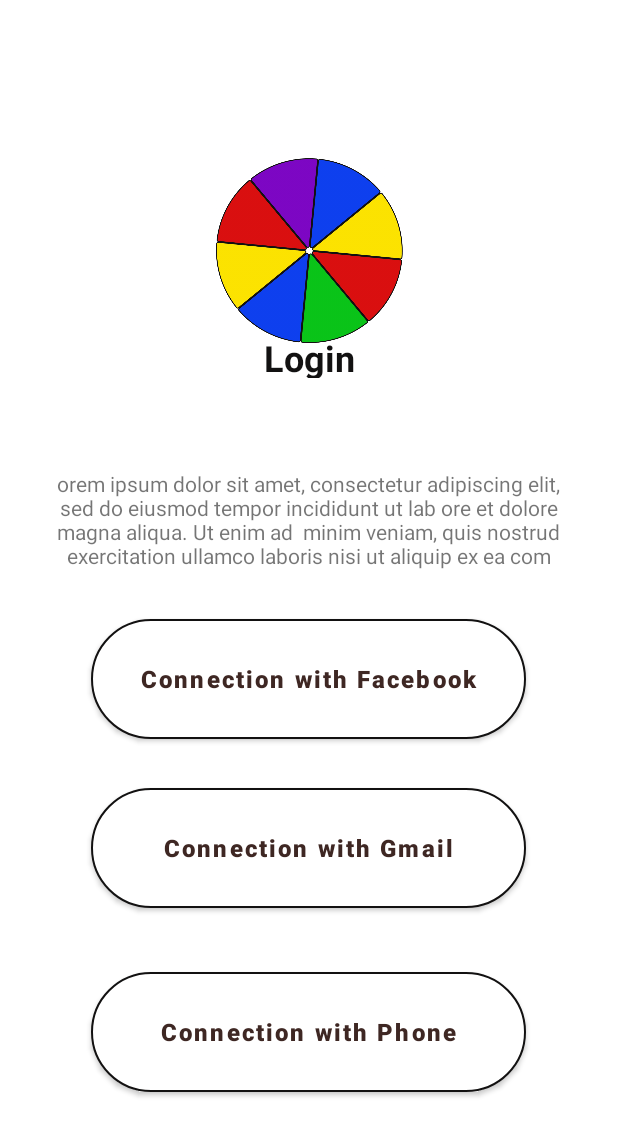
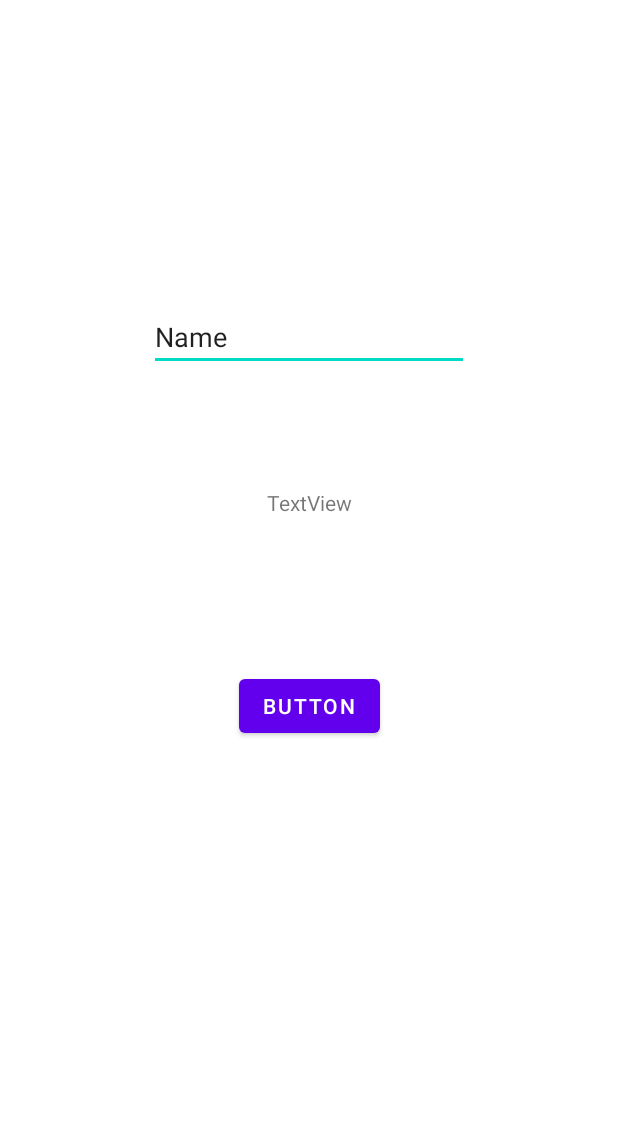
Before and after one commit to FranzGuanaco/Wheeler, an Android app: the Login screen opened directly, with no data from a screen before it, on a phone screen of 412 x 824 dp. Shown: the top 1136 px of the screen. Run offline under Robolectric (Android 15) with nearby library versions, the phone set to English and light mode, and no system bars.

Commit message:
login without gmail/fb/phone

```diff
--- a/app/build.gradle
+++ b/app/build.gradle
@@ -45,4 +45,6 @@ dependencies {
     testImplementation 'junit:junit:4.13.2'
     androidTestImplementation 'androidx.test.ext:junit:1.1.3'
     androidTestImplementation 'androidx.test.espresso:espresso-core:3.4.0'
+    implementation 'com.google.android.gms:play-services-auth:20.4.0'
+
 }
--- a/app/src/main/AndroidManifest.xml
+++ b/app/src/main/AndroidManifest.xml
@@ -2,7 +2,7 @@
 <manifest xmlns:android="http://schemas.android.com/apk/res/android"
     xmlns:tools="http://schemas.android.com/tools"
     package="com.example.draft" >
-
+<uses-permission android:name="android.permission.INTERNET"></uses-permission>
     <application
         android:allowBackup="true"
         android:dataExtractionRules="@xml/data_extraction_rules"
--- a/app/src/main/java/com/order/Login.kt
+++ b/app/src/main/java/com/order/Login.kt
@@ -2,6 +2,9 @@ package com.order
 
 import android.content.Intent
 import android.os.Bundle
+import android.widget.Button
+import android.widget.EditText
+import android.widget.TextView
 import androidx.appcompat.app.AppCompatActivity
 import com.example.draft.R
 
@@ -10,10 +13,23 @@ class Login: AppCompatActivity() {
 
     override fun onCreate(savedInstanceState: Bundle?) {
         super.onCreate(savedInstanceState)
-        setContentView(R.layout.login)
+        setContentView(R.layout.classiclogin)
 
-        val intent = intent
-        }
+        var password = findViewById<EditText>(R.id.Password)
+        var name = findViewById<TextView>(R.id.textView4)
+        var validation = findViewById<Button>(R.id.validationBt)
 
+        validation.setOnClickListener(){
 
+            var user = name
+            var entered = password.text.toString()
+            DisplayAndSave(entered, user);
+
+        }}
+
+    private fun DisplayAndSave(entered: String, user: TextView) {
+
+        user.setText(entered);
+
+    }
 }
--- /dev/null
+++ b/app/src/main/res/layout/classiclogin.xml
@@ -0,0 +1,41 @@
+<?xml version="1.0" encoding="utf-8"?>
+<androidx.constraintlayout.widget.ConstraintLayout xmlns:android="http://schemas.android.com/apk/res/android"
+    xmlns:app="http://schemas.android.com/apk/res-auto"
+    xmlns:tools="http://schemas.android.com/tools"
+    android:layout_width="match_parent"
+    android:layout_height="match_parent">
+
+    <EditText
+        android:id="@+id/Password"
+        android:layout_width="wrap_content"
+        android:layout_height="wrap_content"
+        android:layout_marginTop="202dp"
+        android:ems="10"
+        android:inputType="textPersonName"
+        android:text="Name"
+        app:layout_constraintEnd_toEndOf="parent"
+        app:layout_constraintStart_toStartOf="parent"
+        app:layout_constraintTop_toTopOf="parent" />
+
+    <Button
+        android:id="@+id/validationBt"
+        android:layout_width="wrap_content"
+        android:layout_height="wrap_content"
+        android:layout_marginTop="102dp"
+        android:text="Button"
+        app:layout_constraintEnd_toEndOf="parent"
+        app:layout_constraintStart_toStartOf="parent"
+        app:layout_constraintTop_toBottomOf="@+id/textView4" />
+
+    <TextView
+        android:id="@+id/textView4"
+        android:layout_width="wrap_content"
+        android:layout_height="wrap_content"
+        android:layout_marginTop="78dp"
+        android:text="TextView"
+        app:layout_constraintEnd_toEndOf="parent"
+        app:layout_constraintStart_toStartOf="parent"
+        app:layout_constraintTop_toBottomOf="@+id/Password" />
+
+
+</androidx.constraintlayout.widget.ConstraintLayout>
--- a/app/src/main/res/layout/create_account.xml
+++ b/app/src/main/res/layout/create_account.xml
@@ -23,7 +23,7 @@
     <Button
         android:id="@+id/buttonMail"
         android:layout_width="290dp"
-        android:layout_height="80dp"
+        android:layout_height="70dp"
         android:layout_marginBottom="300dp"
         android:background="@drawable/button_style"
         android:text="Connection with Gmail"
@@ -40,7 +40,7 @@
     <Button
         android:id="@+id/buttonFb"
         android:layout_width="290dp"
-        android:layout_height="80dp"
+        android:layout_height="70dp"
         android:layout_marginBottom="400dp"
         android:background="@drawable/button_style"
         android:text="Connection with Fb"
@@ -57,7 +57,7 @@
     <Button
         android:id="@+id/buttonPhone"
         android:layout_width="290dp"
-        android:layout_height="80dp"
+        android:layout_height="70dp"
         android:layout_marginBottom="504dp"
         android:background="@drawable/button_style"
         android:text="Connection with Phone"
--- a/app/src/main/res/layout/login.xml
+++ b/app/src/main/res/layout/login.xml
@@ -19,7 +19,7 @@
         android:id="@+id/textView5"
         android:layout_width="100dp"
         android:layout_height="30dp"
-        android:layout_marginBottom="572dp"
+        android:layout_marginBottom="464dp"
         android:gravity="center"
         android:text="Login"
         android:textColor="@color/black"
@@ -27,6 +27,7 @@
         android:textStyle="bold"
         app:layout_constraintBottom_toBottomOf="parent"
         app:layout_constraintEnd_toEndOf="parent"
+        app:layout_constraintHorizontal_bias="0.498"
         app:layout_constraintStart_toStartOf="parent" />
 
     <TextView
@@ -51,7 +52,7 @@ ullamco laboris nisi ut aliquip ex ea com"
     <Button
         android:id="@+id/button7"
         android:layout_width="290dp"
-        android:layout_height="80dp"
+        android:layout_height="70dp"
         android:layout_marginBottom="26dp"
         android:background="@drawable/button_style"
         android:text="Connection with Facebook"
@@ -69,7 +70,7 @@ ullamco laboris nisi ut aliquip ex ea com"
     <Button
         android:id="@+id/button2"
         android:layout_width="290dp"
-        android:layout_height="80dp"
+        android:layout_height="70dp"
         android:layout_marginBottom="36dp"
         android:background="@drawable/button_style"
         android:text="Connection with Gmail"
@@ -87,7 +88,7 @@ ullamco laboris nisi ut aliquip ex ea com"
     <Button
         android:id="@+id/button4"
         android:layout_width="290dp"
-        android:layout_height="80dp"
+        android:layout_height="70dp"
         android:layout_marginBottom="89dp"
         android:background="@drawable/button_style"
         android:text="Connection with Phone"
```
